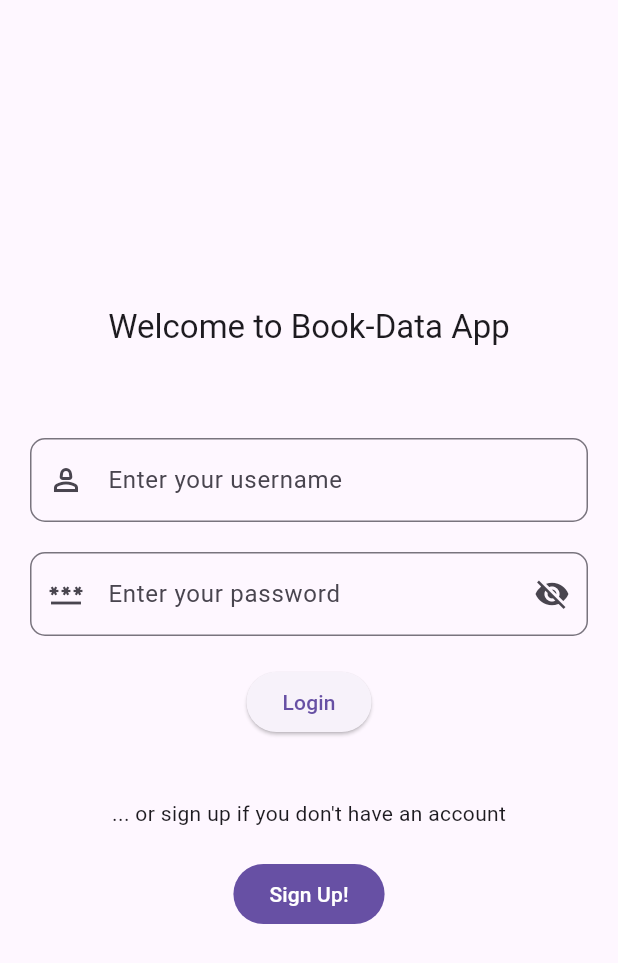
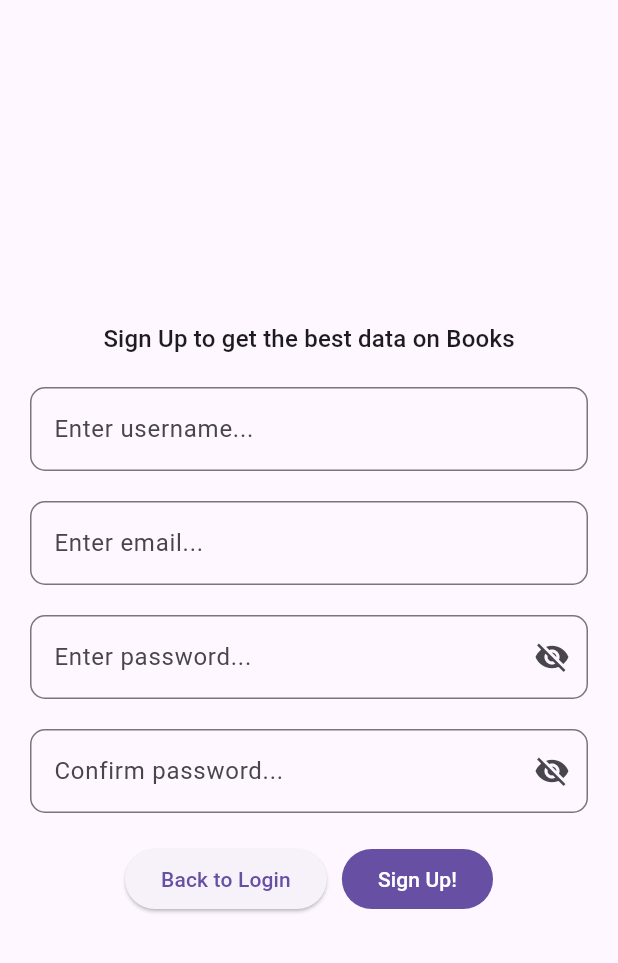
Before and after one commit to Marianx97/movile-apps-development, a Flutter app: the screen it shows after launch, after a tap on "Sign Up!", on a phone screen of 412 x 824 dp. Shown: the top 963 px of the screen. Run offline on Flutter 3.47's test engine with Material 3 defaults, Android fonts, the phone set to English and light mode, and no system bars; our stand-ins replace floor, go_router, sqflite; accounts and stored records are empty; generated files the repository leaves out were written again.

Commit message:
[parcial_1] - Added signup screen

```diff
--- a/parcial_1/lib/core/router/app_router.dart
+++ b/parcial_1/lib/core/router/app_router.dart
@@ -1,5 +1,6 @@
 import 'package:go_router/go_router.dart';
 import 'package:parcial_1/presentation/screens/login_screen.dart';
+import 'package:parcial_1/presentation/screens/signup_screen.dart';
 
 final appRouter = GoRouter(
   initialLocation: '/',
@@ -8,6 +9,11 @@ final appRouter = GoRouter(
       path: '/',
       name: LoginScreen.name,
       builder: (context, state) => const LoginScreen(),
+    ),
+    GoRoute(
+      path: '/signup',
+      name: SignUpScreen.name,
+      builder: (context, state) => const SignUpScreen(),
     )
   ],
 );
--- a/parcial_1/lib/domain/user.dart
+++ b/parcial_1/lib/domain/user.dart
@@ -4,15 +4,21 @@ import 'package:floor/floor.dart';
 class User {
 
   @PrimaryKey(autoGenerate: true)
-  final int id;
+  final int? id;
   final String email;
   final String password;
   final String username;
 
   User({
-    required this.id,
+    this.id,
     required this.email,
     required this.password,
     required this.username,
   });
 }
+
+// TODO: delete this and implement repository method
+List<User> users = [
+  User(id: 1, email: 'alberto@fakemail.com', password: 'pass1', username: 'Albert'),
+  User(id: 2, email: 'barbara@fakemail.com', password: 'pass2', username: 'Barbie'),
+];
--- a/parcial_1/lib/presentation/screens/login_screen.dart
+++ b/parcial_1/lib/presentation/screens/login_screen.dart
@@ -1,13 +1,8 @@
 import 'package:flutter/material.dart';
-// import 'package:go_router/go_router.dart';
+import 'package:go_router/go_router.dart';
 
 import 'package:parcial_1/domain/user.dart';
-
-// TODO: delete this and implement repository method
-List<User> users = [
-  User(id: 1, email: 'alberto@fakemail.com', password: 'pass1', username: 'Albert'),
-  User(id: 2, email: 'barbara@fakemail.com', password: 'pass2', username: 'Barbie'),
-];
+import 'package:parcial_1/presentation/screens/signup_screen.dart';
 
 class LoginScreen extends StatefulWidget {
   static const name = 'login_screen';
@@ -78,7 +73,6 @@ class _LoginScreenState extends State<LoginScreen> {
                 suffixIcon: IconButton(
                   icon: Icon(
                     _passwordVisible ? Icons.visibility : Icons.visibility_off,
-                    // color: Theme.of(context).primaryColorDark,
                   ),
                   onPressed: () {
                     setState(() {
@@ -115,9 +109,7 @@ class _LoginScreenState extends State<LoginScreen> {
             const SizedBox(height: 20),
             FilledButton(
               onPressed: () {
-                print('Going to signup screen');
-                return;
-                // context.goNamed(SignUpScreen.name);
+                context.pushNamed(SignUpScreen.name);
               },
               child: const Text('Sign Up!'),
             )
--- /dev/null
+++ b/parcial_1/lib/presentation/screens/signup_screen.dart
@@ -0,0 +1,190 @@
+import 'dart:math';
+
+import 'package:flutter/material.dart';
+import 'package:go_router/go_router.dart';
+
+import 'package:parcial_1/domain/user.dart';
+import 'package:parcial_1/presentation/screens/login_screen.dart';
+
+class SignUpScreen extends StatefulWidget {
+  static const name = 'signup_screen';
+  const SignUpScreen({super.key});
+
+  @override
+  State<SignUpScreen> createState() => _SignUpScreenState();
+}
+
+class _SignUpScreenState extends State<SignUpScreen> {
+  bool _passwordVisible = false;
+  bool _passwordConfVisible = false;
+  TextEditingController userController = TextEditingController();
+  TextEditingController emailController = TextEditingController();
+  TextEditingController passController = TextEditingController();
+  TextEditingController passConfController = TextEditingController();
+
+  @override
+  void initState() {
+    _passwordVisible = false;
+    _passwordConfVisible = false;
+    super.initState();
+  }
+
+  void showSnackBar(String message, BuildContext context) {
+    final SnackBar snackBar = SnackBar(
+      content: Text(message),
+      duration: const Duration(seconds: 2),
+    );
+    ScaffoldMessenger.of(context).showSnackBar(snackBar);
+  }
+
+  bool anyControllerEmpty() {
+    return userController.text.isEmpty
+      || emailController.text.isEmpty
+      || passController.text.isEmpty
+      || passConfController.text.isEmpty;
+  }
+
+  bool passwordDiff() {
+    return passController.text != passConfController.text;
+  }
+
+  bool checkUsernameOrEmailTaken(List<User> users) {
+    return users.any((element) => (
+      element.email == emailController.text ||
+      element.username == userController.text
+    ));
+  }
+
+  @override
+  Widget build(BuildContext context) {
+    return Scaffold(
+      body: Padding(
+        padding: const EdgeInsets.symmetric(horizontal: 20),
+        child: Column(
+          mainAxisAlignment: MainAxisAlignment.center,
+          children: [
+            Text(
+              'Sign Up to get the best data on Books',
+              style: Theme.of(context).textTheme.titleMedium,
+            ),
+            const SizedBox(height: 20),
+            TextField(
+              controller: userController,
+              decoration: InputDecoration(
+                border: OutlineInputBorder(
+                  borderRadius: BorderRadius.circular(10),
+                ),
+                hintText: 'Enter username...',
+              ),
+            ),
+            const SizedBox(height: 20),
+            TextField(
+              controller: emailController,
+              decoration: InputDecoration(
+                border: OutlineInputBorder(
+                  borderRadius: BorderRadius.circular(10),
+                ),
+                hintText: 'Enter email...',
+              ),
+            ),
+            const SizedBox(height: 20),
+            TextField(
+              controller: passController,
+              decoration: InputDecoration(
+                border: OutlineInputBorder(
+                  borderRadius: BorderRadius.circular(10),
+                ),
+                hintText: 'Enter password...',
+                suffixIcon: IconButton(
+                  icon: Icon(
+                    _passwordVisible ? Icons.visibility : Icons.visibility_off,
+                  ),
+                  onPressed: () {
+                    setState(() {
+                      _passwordVisible = !_passwordVisible;
+                    });
+                  },
+                )
+              ),
+              obscureText: !_passwordVisible,
+              enableSuggestions: false,
+              autocorrect: false,
+            ),
+            const SizedBox(height: 20),
+            TextField(
+              controller: passConfController,
+              decoration: InputDecoration(
+                border: OutlineInputBorder(
+                  borderRadius: BorderRadius.circular(10),
+                ),
+                hintText: 'Confirm password...',
+                suffixIcon: IconButton(
+                  icon: Icon(
+                    _passwordConfVisible ? Icons.visibility : Icons.visibility_off,
+                  ),
+                  onPressed: () {
+                    setState(() {
+                      _passwordConfVisible = !_passwordConfVisible;
+                    });
+                  },
+                )
+              ),
+              obscureText: !_passwordConfVisible,
+              enableSuggestions: false,
+              autocorrect: false,
+            ),
+            const SizedBox(height: 20),
+            Row(
+              mainAxisAlignment: MainAxisAlignment.center,
+              children: [
+                ElevatedButton(
+                  onPressed: () => context.pop(),
+                  child: const Text('Back to Login'),
+                ),
+                const SizedBox(width: 10),
+                FilledButton(
+                  onPressed: () {
+                    // Check if any field is empty
+                    if (anyControllerEmpty()) {
+                      showSnackBar('Missing fields', context);
+                      return;
+                    }
+
+                    // Check if password and confirmation match
+                    if (passwordDiff()) {
+                      showSnackBar('Password and confirmation must be the same', context);
+                      return;
+                    }
+
+                    // Check if username is taken
+                    if (checkUsernameOrEmailTaken(users)) {
+                      showSnackBar('A user already for this username/email. Please try with another', context);
+                      return;
+                    }
+
+                    // All fields are valid, we create the user
+                    Random random = Random();
+                    int randomId = random.nextInt(100);
+
+                    User user = User(
+                      id: randomId,
+                      username: userController.text,
+                      email: emailController.text,
+                      password: passController.text,
+                    );
+                    users.add(user);
+
+                    showSnackBar('User successfully created', context);
+
+                    context.pop();
+                  },
+                  child: const Text('Sign Up!'),
+                ),
+              ],
+            )
+          ],
+        )
+      ),
+    );
+  }
+}
```
Also changed, not shown: parcial_1/lib/core/database/database.g.dart.
